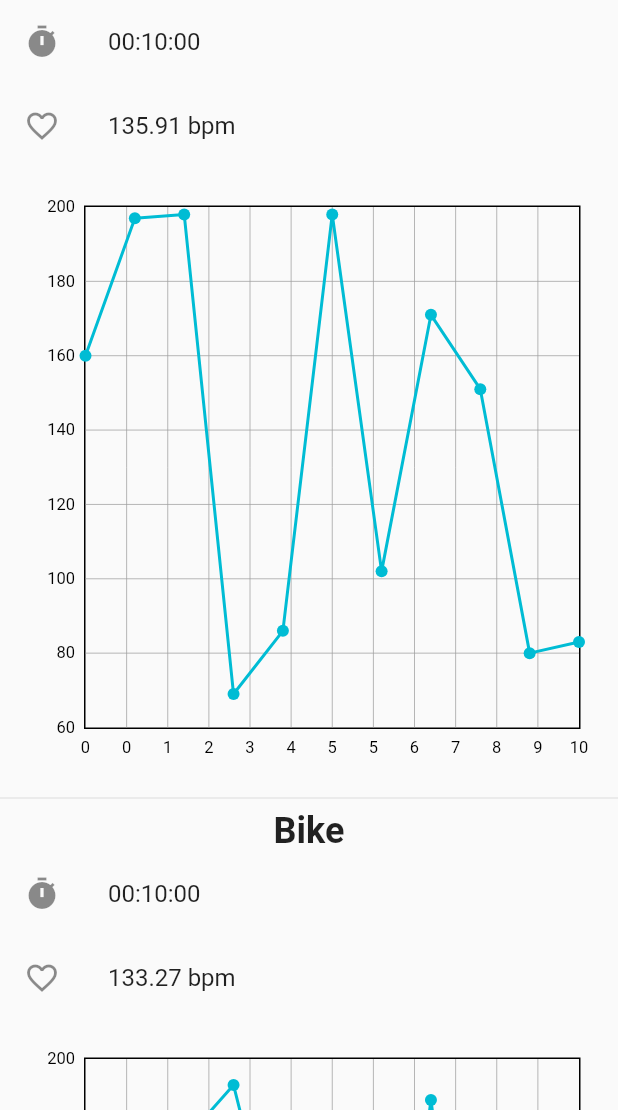
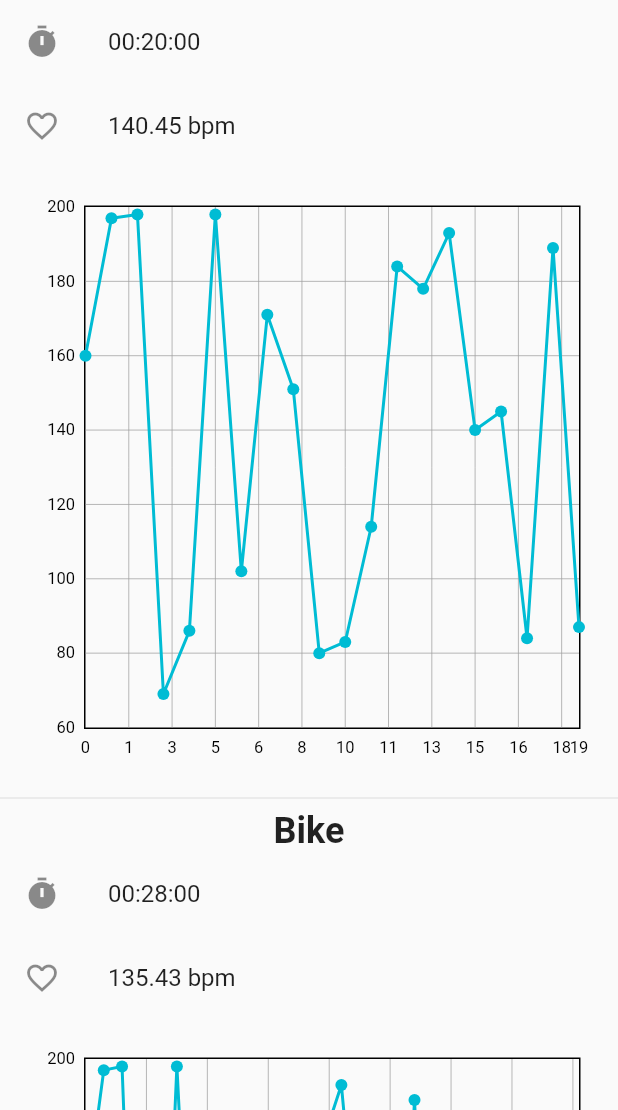
Before and after one commit to GioPan04/triathlon_app, a Flutter app: the TrainingLog screen opened directly, after a tap on an icon or button, on a phone screen of 412 x 824 dp, the part 126-1236 px from its top. Run offline on Flutter 3.47's test engine with Material 2 defaults, Android fonts, the phone set to English and light mode, and no system bars; drawn by our look-alikes of fl_chart.

```diff
--- a/lib/models/HeartRate.dart
+++ b/lib/models/HeartRate.dart
@@ -1,9 +1,24 @@
+import 'dart:math';
+
 typedef HeartRateData = Map<Duration,int>;
 
 class HeartRate {
   final HeartRateData data;
 
-  HeartRate(this.data);
+  const HeartRate(this.data);
+
+  factory HeartRate.random(int minutes) {
+    final Random random = new Random();
+    final randomHeartValue = () => 60 + random.nextInt(140);
+
+    HeartRateData heartRateData = {};
+
+    for (var i = 0; i < minutes; i++) {
+      heartRateData[Duration(minutes: i)] = randomHeartValue();
+    }
+
+    return HeartRate(heartRateData);
+  }
 
   double get average {
     int sum = 0;
@@ -16,4 +31,6 @@ class HeartRate {
 
     return sum / entries;
   }
+
+
 }
--- a/lib/models/Training.dart
+++ b/lib/models/Training.dart
@@ -1,3 +1,5 @@
+import 'dart:math';
+
 import 'package:triathlon_app/models/Distance.dart';
 import 'package:triathlon_app/models/HeartRate.dart';
 
@@ -24,4 +26,27 @@ class Training {
     required this.runHeartRate
   });
 
+  factory Training.random(String? name) {
+    final Random random = new Random();
+
+    final int swimDuration = random.nextInt(50);
+    final int runDuration = random.nextInt(50);
+    final int bikeDuration = random.nextInt(50);
+
+    final HeartRate swimHeartRate = HeartRate.random(swimDuration);
+    final HeartRate bikeHeartRate = HeartRate.random(bikeDuration);
+    final HeartRate runHeartRate = HeartRate.random(runDuration);
+
+    return new Training(
+      name: name ?? "Training",
+      distance: olimpicDistance,
+      swimDuration: Duration(minutes: swimDuration),
+      bikeDuration: Duration(minutes: bikeDuration),
+      runDuration: Duration(minutes: runDuration),
+      swimHeartRate: swimHeartRate,
+      bikeHeartRate: bikeHeartRate,
+      runHeartRate: runHeartRate,
+    );
+  }
+
 }
--- a/lib/screens/TraningLogPage.dart
+++ b/lib/screens/TraningLogPage.dart
@@ -21,39 +21,9 @@ class _TrainingLogState extends State<TrainingLog> {
   final date = f.format(DateTime.now());
 
   void openDetails(int i) {
+    final Training randomTraining = Training.random("Training #${i + 1}");
 
-
-    final Random random = new Random();
-    final randomHeartRate = () => HeartRate({
-      Duration(minutes: 0): 60 + random.nextInt(140),
-      Duration(minutes: 1): 60 + random.nextInt(140),
-      Duration(minutes: 2): 60 + random.nextInt(140),
-      Duration(minutes: 3): 60 + random.nextInt(140),
-      Duration(minutes: 4): 60 + random.nextInt(140),
-      Duration(minutes: 5): 60 + random.nextInt(140),
-      Duration(minutes: 6): 60 + random.nextInt(140),
-      Duration(minutes: 7): 60 + random.nextInt(140),
-      Duration(minutes: 8): 60 + random.nextInt(140),
-      Duration(minutes: 9): 60 + random.nextInt(140),
-      Duration(minutes: 10): 60 + random.nextInt(140),
-    });
-
-    final HeartRate swimHeartRate = randomHeartRate();
-    final HeartRate bikeHeartRate = randomHeartRate();
-    final HeartRate runHeartRate = randomHeartRate();
-
-    final Training training = new Training(
-      name: "Training #${i + 1}",
-      distance: olimpicDistance,
-      swimDuration: Duration(minutes: 10),
-      bikeDuration: Duration(minutes: 10),
-      runDuration: Duration(minutes: 10),
-      swimHeartRate: swimHeartRate,
-      bikeHeartRate: bikeHeartRate,
-      runHeartRate: runHeartRate,
-    );
-
-    Navigator.of(context).push(new MaterialPageRoute(builder: (c) => TrainingDetails(training: training)));
+    Navigator.of(context).push(new MaterialPageRoute(builder: (c) => TrainingDetails(training: randomTraining)));
   }
 
   @override
```
